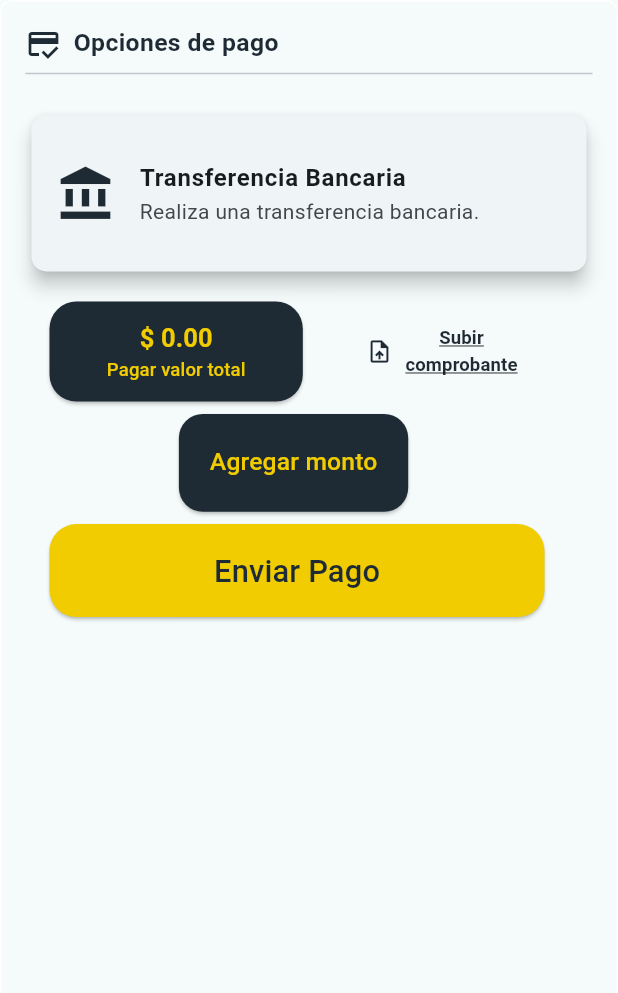
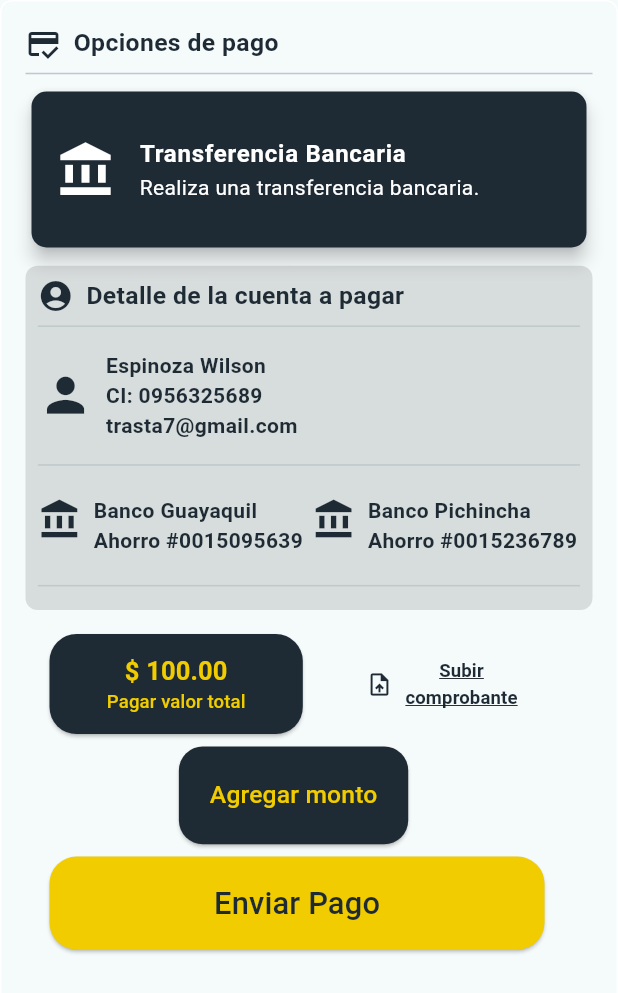
Before and after one commit to joemcara/swimmast_movil, a Flutter app: the WidgetButtons widget shown alone on an empty page, opened directly with empty values, after a tap on "Transferencia Bancaria", on a phone screen of 412 x 824 dp. Shown: the top 993 px of the screen. Run offline on Flutter 3.47's test engine with Material 3 defaults, Android fonts, the phone set to English and light mode, and no system bars; our stand-ins replace dio, easy_date_timeline, flutter_spinbox, image_picker, popover, table_calendar; accounts and stored records are empty; network calls fail.

Commit message:
screen shop sport

```diff
--- a/lib/main.dart
+++ b/lib/main.dart
@@ -35,11 +35,11 @@ class MyApp extends StatelessWidget {
       ),
       debugShowCheckedModeBanner: false,
       //home: const SignInScreen(),
-      //home: HomeScreenSport(),
+      home: HomeScreenSport(),
 
       //home: SignSportScreen(),
       //home: ProfileScreenSport(),
-      home: HomeScreenMember(),
+      //home: HomeScreenMember(),
     );
   }
 }
--- a/lib/screens/sport_Person/shop_sport/shop_sport.dart
+++ b/lib/screens/sport_Person/shop_sport/shop_sport.dart
@@ -164,26 +164,6 @@ class BuyScreen extends StatelessWidget {
   @override
   Widget build(BuildContext context) {
     final screenWidth = MediaQuery.of(context).size.width;
-
-    final List<Map<String, String>> _accountDetails = [
-      {
-        'name': 'Espinoza Wilson',
-        'id': 'CI: 0956325689',
-        'email': 'trasta7@gmail.com',
-      },
-    ];
-
-    final List<Map<String, String>> _bankDetails = [
-      {
-        'bankName': 'Banco Guayaquil',
-        'account': 'Ahorro #0015095639',
-      },
-      {
-        'bankName': 'Banco Pichincha',
-        'account': 'Ahorro #0015236789',
-      },
-    ];
-
     final List<Map<String, String>> _personDetails = [
       {'name': 'Evelyn Smith', 'id': '0956325689'},
     ];
@@ -201,9 +181,6 @@ class BuyScreen extends StatelessWidget {
                 child: Column(
                   crossAxisAlignment: CrossAxisAlignment.stretch,
                   children: [
-                    WidgetInfoBank(
-                        accountDetails: _accountDetails,
-                        bankDetails: _bankDetails),
                     SizedBox(height: screenWidth * 0.02),
                     WidgetInfoBuy(
                         personDetails: _personDetails, nomPaquete: nomPaquete),
@@ -232,10 +209,31 @@ class WidgetButtons extends StatefulWidget {
 
 class _WidgetButtonsState extends State<WidgetButtons> {
   bool _isAmountVisible = false;
-  bool _isTransferVisible = false;
-  bool _isCashVisible = true;
   bool _isReserveButtonVisible = false;
   TextEditingController _amountController = TextEditingController();
+  bool _isTransferVisible = false;
+  bool _isCashVisible = false;
+  bool _isAnyButtonVisibleTran = true;
+  bool _isAnyButtonVisibleEfec = true;
+
+  final List<Map<String, String>> _accountDetails = [
+    {
+      'name': 'Espinoza Wilson',
+      'id': 'CI: 0956325689',
+      'email': 'trasta7@gmail.com',
+    },
+  ];
+
+  final List<Map<String, String>> _bankDetails = [
+    {
+      'bankName': 'Banco Guayaquil',
+      'account': 'Ahorro #0015095639',
+    },
+    {
+      'bankName': 'Banco Pichincha',
+      'account': 'Ahorro #0015236789',
+    },
+  ];
 
   @override
   void initState() {
@@ -245,26 +243,24 @@ class _WidgetButtonsState extends State<WidgetButtons> {
 
   void _toggleTransfer() {
     setState(() {
-      if (_isTransferVisible) {
-        _isTransferVisible = false;
-        _isCashVisible = true;
-        _isReserveButtonVisible = false;
-      } else {
-        _isTransferVisible = true;
-        _isCashVisible = false;
-        _isReserveButtonVisible = false;
+      if (_isAnyButtonVisibleTran) {
+        _isTransferVisible = !_isTransferVisible;
+        _isAnyButtonVisibleEfec = false;
+        if (!_isTransferVisible) {
+          _isAnyButtonVisibleEfec = true;
+        }
       }
     });
   }
 
   void _toggleEfectivo() {
     setState(() {
-      if (_isCashVisible) {
-        _isReserveButtonVisible = !_isReserveButtonVisible;
-      } else {
-        _isTransferVisible = false;
-        _isCashVisible = true;
-        _isReserveButtonVisible = true;
+      if (_isAnyButtonVisibleEfec) {
+        _isCashVisible = !_isCashVisible;
+        _isAnyButtonVisibleTran = false;
+        if (!_isCashVisible) {
+          _isAnyButtonVisibleTran = true;
+        }
       }
     });
   }
@@ -279,9 +275,7 @@ class _WidgetButtonsState extends State<WidgetButtons> {
         border: Border.all(color: Colors.white),
         borderRadius: BorderRadius.circular(8.0),
       ),
-      child: Column(
-        crossAxisAlignment: CrossAxisAlignment.start,
-        children: [
+      child: Column(crossAxisAlignment: CrossAxisAlignment.start, children: [
         Row(
           children: [
             Icon(Icons.credit_score, color: buttoncolorblue),
@@ -297,25 +291,32 @@ class _WidgetButtonsState extends State<WidgetButtons> {
           ],
         ),
         Divider(),
-          if (!_isTransferVisible) ...[
+        Visibility(
+          visible: _isAnyButtonVisibleTran,
+          child: Column(
+            children: [
               PaymentOptionCard(
                 icon: Icons.account_balance,
                 title: 'Transferencia Bancaria',
                 description: 'Realiza una transferencia bancaria.',
                 onTap: _toggleTransfer,
+                isSelected: _isTransferVisible,
               ),
             ],
-          if (_isTransferVisible) ...[
-            SizedBox(height: 16),
-            PaymentOptionCard(
-              icon: Icons.account_balance,
-              title: 'Transferencia Bancaria',
-              description: 'Realiza una transferencia bancaria.',
-              onTap: _toggleTransfer,
+          ),
+        ),
+        Visibility(
+          visible: _isTransferVisible,
+          child: Column(
+            children: [
+              SizedBox(height: screenWidth * 0.02),
+              WidgetInfoBank(
+                accountDetails: _accountDetails,
+                bankDetails: _bankDetails,
               ),
               TransferSection(
-              precio: '${widget.precio.toStringAsFixed(2)}',
-              amountController: _amountController,
+                precio: '100.00',
+                amountController: TextEditingController(),
                 isAmountVisible: _isAmountVisible,
                 onToggleAmountVisibility: () {
                   setState(() {
@@ -324,16 +325,27 @@ class _WidgetButtonsState extends State<WidgetButtons> {
                 },
               ),
             ],
-          if (_isCashVisible) ...[
-            SizedBox(height: 16),
+          ),
+        ),
+        Visibility(
+          visible: _isAnyButtonVisibleEfec,
+          child: Column(
+            children: [
               PaymentOptionCard(
                 icon: Icons.money,
                 title: 'Pago en Efectivo',
                 description: 'Paga en efectivo en nuestras oficinas.',
                 onTap: _toggleEfectivo,
+                isSelected: _isCashVisible,
               ),
+            ],
+          ),
+        ),
+        Visibility(
+          visible: _isCashVisible,
+          child: Column(
+            children: [
               SizedBox(height: 16),
-            if (_isReserveButtonVisible) ...[
               Container(
                 width: double.infinity,
                 child: ElevatedButton(
@@ -356,10 +368,9 @@ class _WidgetButtonsState extends State<WidgetButtons> {
                 ),
               ),
             ],
-          ],
-          SizedBox(height: 8.0),
-        ],
           ),
+        ),
+      ]),
     );
   }
 }
@@ -459,7 +470,7 @@ class WidgetInfoBank extends StatelessWidget {
       padding: EdgeInsets.all(screenWidth * 0.02),
       decoration: BoxDecoration(
         gradient: LinearGradient(
-          colors: defaultGradient,
+          colors: [Colors.black12, Colors.black12],
           begin: Alignment.topLeft,
           end: Alignment.bottomRight,
         ),
@@ -470,12 +481,12 @@ class WidgetInfoBank extends StatelessWidget {
         children: [
           Row(
             children: [
-              Icon(Icons.account_circle, color: Colors.white),
+              Icon(Icons.account_circle, color: buttoncolorblue),
               SizedBox(width: screenWidth * 0.02),
               Text('Detalle de la cuenta a pagar',
                   style: TextStyle(
                       fontWeight: FontWeight.bold,
-                      color: Colors.white,
+                      color: buttoncolorblue,
                       fontSize: screenWidth * 0.04)),
             ],
           ),
@@ -486,7 +497,7 @@ class WidgetInfoBank extends StatelessWidget {
               children: [
                 Icon(
                   Icons.person,
-                  color: Colors.white,
+                  color: buttoncolorblue,
                   size: screenWidth * 0.09,
                 ),
                 Padding(
@@ -529,7 +540,7 @@ class IconBank extends StatelessWidget {
   Widget build(BuildContext context) {
     return Icon(
       Icons.account_balance,
-      color: Colors.white,
+      color: buttoncolorblue,
       size: screenWidth * 0.07,
     );
   }
@@ -542,17 +553,17 @@ Widget _accountDetail(String name, String id, String email) {
       Text(
         name,
         style: TextStyle(
-            fontWeight: FontWeight.bold, color: Colors.white, fontSize: 14),
+            fontWeight: FontWeight.bold, color: buttoncolorblue, fontSize: 14),
       ),
       Text(
         id,
         style: TextStyle(
-            fontWeight: FontWeight.bold, color: Colors.white, fontSize: 14),
+            fontWeight: FontWeight.bold, color: buttoncolorblue, fontSize: 14),
       ),
       Text(
         email,
         style: TextStyle(
-            fontWeight: FontWeight.bold, color: Colors.white, fontSize: 14),
+            fontWeight: FontWeight.bold, color: buttoncolorblue, fontSize: 14),
       ),
     ],
   );
@@ -567,12 +578,16 @@ Widget _bankDetail(String bankName, String account) {
         Text(
           bankName,
           style: TextStyle(
-              fontWeight: FontWeight.bold, color: Colors.white, fontSize: 14),
+              fontWeight: FontWeight.bold,
+              color: buttoncolorblue,
+              fontSize: 14),
         ),
         Text(
           account,
           style: TextStyle(
-              fontWeight: FontWeight.bold, color: Colors.white, fontSize: 14),
+              fontWeight: FontWeight.bold,
+              color: buttoncolorblue,
+              fontSize: 14),
         ),
       ],
     ),
@@ -604,12 +619,14 @@ class PaymentOptionCard extends StatelessWidget {
   final String title;
   final String description;
   final VoidCallback onTap;
+  final bool isSelected;
 
   PaymentOptionCard({
     required this.icon,
     required this.title,
     required this.description,
     required this.onTap,
+    required this.isSelected,
   });
 
   @override
@@ -619,18 +636,27 @@ class PaymentOptionCard extends StatelessWidget {
       shape: RoundedRectangleBorder(
         borderRadius: BorderRadius.circular(10),
       ),
+      color: isSelected ? buttoncolorblue : Colors.white,
       child: ListTile(
         contentPadding: EdgeInsets.all(16.0),
         leading: Icon(
           icon,
           size: 40,
-          color: buttoncolorblue,
+          color: isSelected ? Colors.white : buttoncolorblue,
         ),
         title: Text(
           title,
-          style: TextStyle(fontWeight: FontWeight.bold),
+          style: TextStyle(
+            fontWeight: FontWeight.bold,
+            color: isSelected ? Colors.white : buttoncolorblue,
           ),
-        subtitle: Text(description),
+        ),
+        subtitle: Text(
+          description,
+          style: TextStyle(
+            color: isSelected ? Colors.white : buttoncolorblue,
+          ),
+        ),
         onTap: onTap,
       ),
     );
```
Lines whose indentation alone changed are shown as unchanged.
